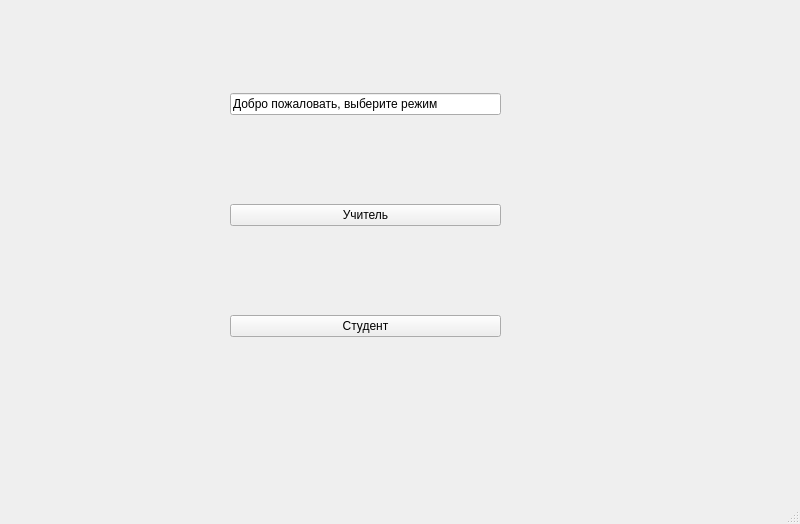
Sandsto/Exam_desktopapp, file ui/welcome.ui: the form before one commit.
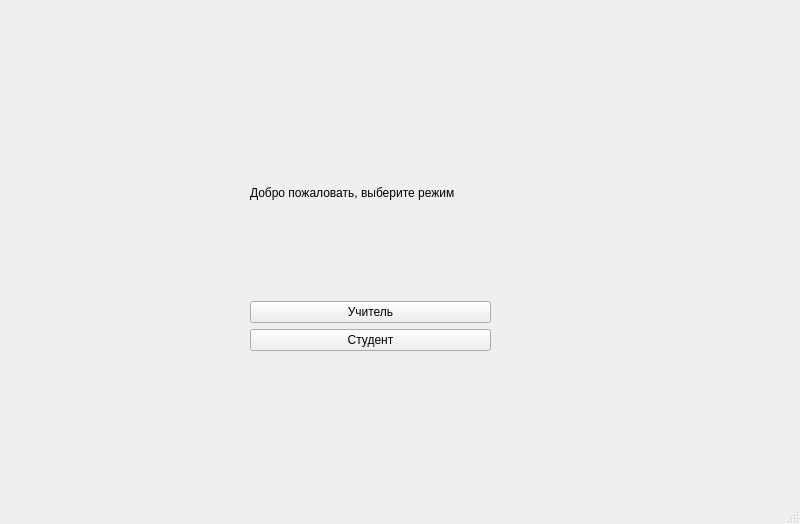
The form after the commit.

What changed in the file:
```diff
--- a/ui/welcome.ui
+++ b/ui/welcome.ui
@@ -20,18 +20,18 @@
    <string>MainWindow</string>
   </property>
   <widget class="QWidget" name="centralwidget">
-   <widget class="QWidget" name="">
+   <widget class="QWidget" name="layoutWidget">
     <property name="geometry">
      <rect>
-      <x>230</x>
-      <y>10</y>
-      <width>271</width>
-      <height>411</height>
+      <x>250</x>
+      <y>90</y>
+      <width>241</width>
+      <height>261</height>
      </rect>
     </property>
     <layout class="QVBoxLayout" name="verticalLayout">
      <item>
-      <widget class="QLineEdit" name="lineEdit">
+      <widget class="QLabel" name="label">
        <property name="text">
         <string>Добро пожаловать, выберите режим</string>
        </property>
```
